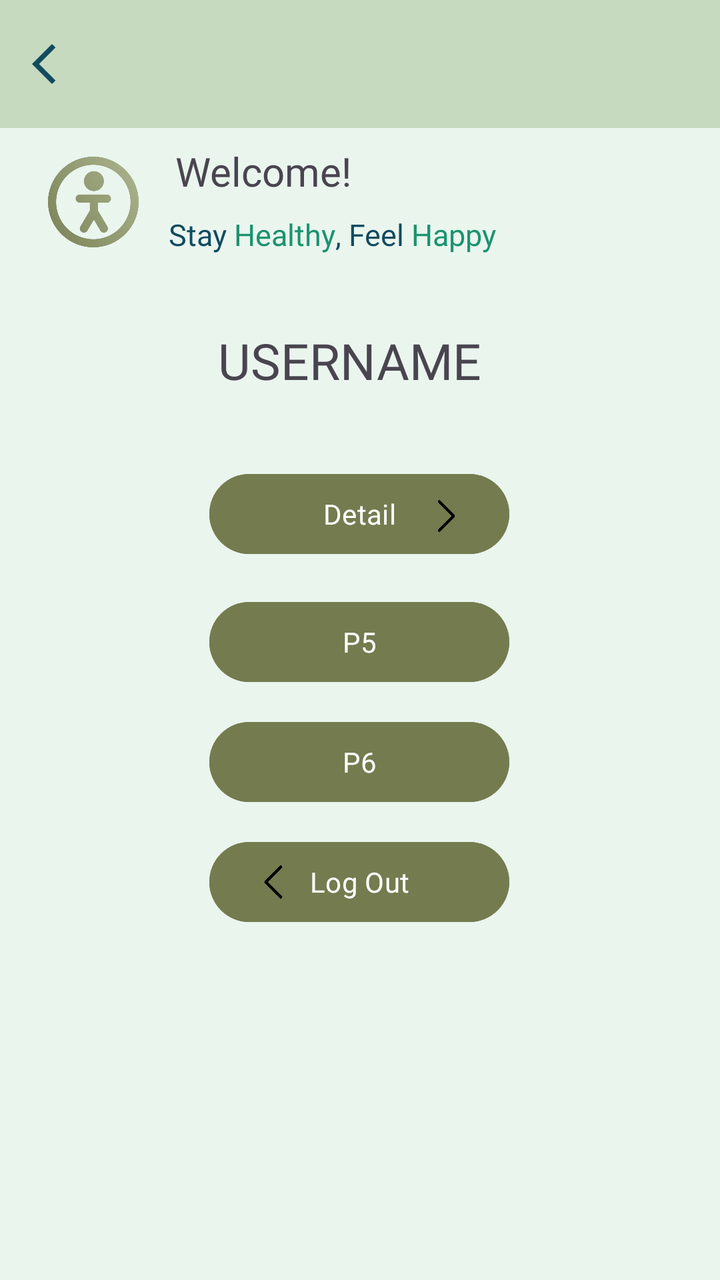
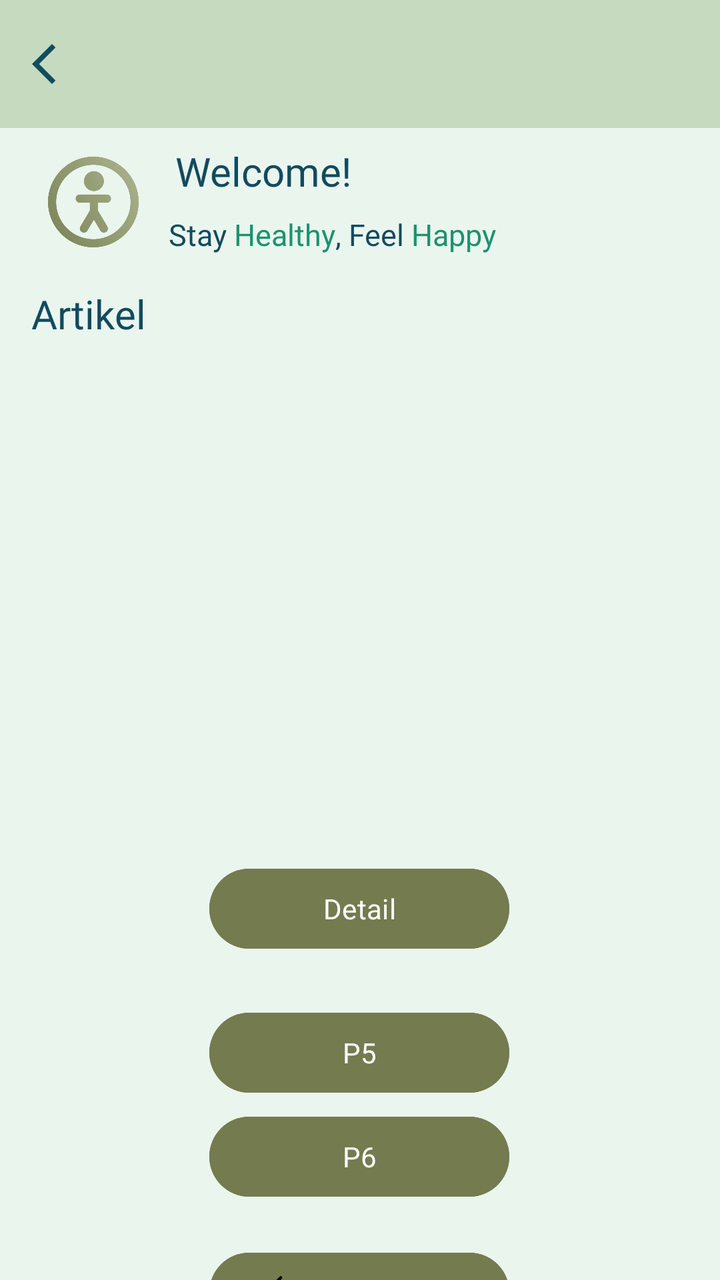

Before-and-after screenshots of an Android layout around one commit, followed by the original layout XML and the change that was made.
<!-- AndroidManifest.xml: application theme Theme.Sherine_TIA -->
<!-- res/layout/fragment_home.xml -->
<?xml version="1.0" encoding="utf-8"?>
<androidx.constraintlayout.widget.ConstraintLayout xmlns:android="http://schemas.android.com/apk/res/android"
    xmlns:app="http://schemas.android.com/apk/res-auto"
    xmlns:tools="http://schemas.android.com/tools"
    android:layout_width="match_parent"
    android:layout_height="match_parent"
    android:background="@color/bgColour"
    tools:context=".Home.HomeFragment">

    <androidx.appcompat.widget.Toolbar
        android:id="@+id/toolbar"
        android:layout_width="match_parent"
        android:layout_height="?attr/actionBarSize"
        android:background="@color/lightGreen"
        android:theme="@style/ThemeOverlay.AppCompat.Dark.ActionBar"
        app:layout_constraintEnd_toEndOf="parent"
        app:layout_constraintStart_toStartOf="parent"
        app:layout_constraintTop_toTopOf="parent"
        app:navigationIcon="@drawable/outline_arrow_back"
        app:popupTheme="@style/ThemeOverlay.AppCompat.Light"
        app:subtitleTextColor="@color/black"
        app:titleTextColor="@color/blue" />


    <TextView
        android:id="@+id/txtUsername"
        android:layout_width="wrap_content"
        android:layout_height="wrap_content"
        android:layout_marginTop="8dp"
        android:fontFamily="@font/nunito_regular"
        android:text="@string/tagline"
        android:textSize="15sp"
        app:layout_constraintEnd_toEndOf="parent"
        app:layout_constraintHorizontal_bias="0.04"
        app:layout_constraintStart_toEndOf="@+id/imageView4"
        app:layout_constraintTop_toBottomOf="@+id/txtWelcome" />

    <TextView
        android:id="@+id/username"
        android:layout_width="wrap_content"
        android:layout_height="wrap_content"
        android:layout_marginTop="36dp"
        android:fontFamily="@font/cinzel_regular"
        android:text="USERNAME"
        android:textSize="25dp"
        app:layout_constraintEnd_toEndOf="parent"
        app:layout_constraintHorizontal_bias="0.477"
        app:layout_constraintStart_toStartOf="parent"
        app:layout_constraintTop_toBottomOf="@+id/txtUsername" />

    <TextView
        android:id="@+id/txtWelcome"
        android:layout_width="wrap_content"
        android:layout_height="wrap_content"
        android:layout_marginStart="8dp"
        android:fontFamily="@font/nunito_regular"
        android:text="Welcome!"
        android:textSize="20dp"
        app:layout_constraintBottom_toBottomOf="@+id/imageView4"
        app:layout_constraintStart_toEndOf="@+id/imageView4"
        app:layout_constraintTop_toTopOf="@+id/imageView4"
        app:layout_constraintVertical_bias="0.0" />

    <Button
        android:id="@+id/btnDetail"
        android:layout_width="150dp"
        android:layout_height="wrap_content"
        android:layout_marginTop="36dp"
        android:backgroundTint="@color/button"
        android:fontFamily="@font/godofwar"
        android:text="Detail"
        app:layout_constraintEnd_toEndOf="parent"
        app:layout_constraintHorizontal_bias="0.498"
        app:layout_constraintStart_toStartOf="parent"
        app:layout_constraintTop_toBottomOf="@+id/username" />

    <Button
        android:id="@+id/btnP5"
        android:layout_width="150dp"
        android:layout_height="wrap_content"
        android:layout_marginTop="16dp"
        android:backgroundTint="@color/button"
        android:fontFamily="@font/godofwar"
        android:text="P5"
        app:layout_constraintEnd_toEndOf="parent"
        app:layout_constraintHorizontal_bias="0.498"
        app:layout_constraintStart_toStartOf="parent"
        app:layout_constraintTop_toBottomOf="@+id/btnDetail" />

    <Button
        android:id="@+id/btnP6"
        android:layout_width="150dp"
        android:layout_height="wrap_content"
        android:layout_marginTop="12dp"
        android:backgroundTint="@color/button"
        android:fontFamily="@font/godofwar"
        android:text="P6"
        app:layout_constraintEnd_toEndOf="parent"
        app:layout_constraintHorizontal_bias="0.498"
        app:layout_constraintStart_toStartOf="parent"
        app:layout_constraintTop_toBottomOf="@+id/btnP5" />

    <Button
        android:id="@+id/btnLogOut"
        android:layout_width="150dp"
        android:layout_height="wrap_content"
        android:layout_marginTop="12dp"
        android:backgroundTint="@color/button"
        android:fontFamily="@font/godofwar"
        android:text="Log Out"
        app:layout_constraintEnd_toEndOf="parent"
        app:layout_constraintHorizontal_bias="0.498"
        app:layout_constraintStart_toStartOf="parent"
        app:layout_constraintTop_toBottomOf="@+id/btnP6" />

    <ImageView
        android:id="@+id/imageView5"
        android:layout_width="24dp"
        android:layout_height="48dp"
        android:layout_marginStart="20dp"
        android:rotation="90"
        app:layout_constraintBottom_toBottomOf="@+id/btnLogOut"
        app:layout_constraintStart_toStartOf="@+id/btnLogOut"
        app:layout_constraintTop_toTopOf="@+id/btnLogOut"
        app:layout_constraintVertical_bias="0.0"
        app:srcCompat="@drawable/arrow" />

    <ImageView
        android:id="@+id/imageView7"
        android:layout_width="23dp"
        android:layout_height="46dp"
        android:layout_marginEnd="20dp"
        android:rotation="-90"
        app:layout_constraintBottom_toBottomOf="@+id/btnDetail"
        app:layout_constraintEnd_toEndOf="@+id/btnDetail"
        app:layout_constraintTop_toTopOf="@+id/btnDetail"
        app:layout_constraintVertical_bias="1.0"
        app:srcCompat="@drawable/arrow" />

    <ImageView
        android:id="@+id/imageView4"
        android:layout_width="66dp"
        android:layout_height="58dp"
        android:layout_marginTop="8dp"
        android:src="@drawable/user"
        app:layout_constraintEnd_toEndOf="parent"
        app:layout_constraintHorizontal_bias="0.046"
        app:layout_constraintStart_toStartOf="parent"
        app:layout_constraintTop_toBottomOf="@+id/toolbar" />

</androidx.constraintlayout.widget.ConstraintLayout>
<!-- resources referenced by this layout -->
<resources>
  <color name="bgColour">#EAF5EE</color>
  <color name="black">#FF000000</color>
  <color name="blue">#114B5F</color>
  <color name="button">#747B4F</color>
  <color name="lightGreen">#C6DABF</color>
  <!-- drawable arrow: png bitmap (drawable, 2806 bytes) -->
  <!-- drawable outline_arrow_back (drawable) -->
  <vector xmlns:android="http://schemas.android.com/apk/res/android" android:autoMirrored="true" android:height="24dp" android:tint="#114B5F" android:viewportHeight="960" android:viewportWidth="960" android:width="24dp">
        
      <path android:fillColor="@android:color/white" android:pathData="M400,880L0,480L400,80L471,151L142,480L471,809L400,880Z"/>
      
  </vector>
  <!-- drawable user: png bitmap (drawable, 34013 bytes) -->
  <string name="tagline"><font color="#114B5F">Stay </font><font color="#1A936F">Healthy</font><font color="#114B5F">, Feel </font><font color="#1A936F">Happy</font></string>
  <style name="Theme.Sherine_TIA" parent="Base.Theme.Sherine_TIA" />
  <style name="Base.Theme.Sherine_TIA" parent="Theme.Material3.DayNight.NoActionBar">
          
          
      </style>
</resources>

<!-- the commit's change to res/layout/fragment_home.xml (unified diff, before → after) -->
@@ -1,5 +1,5 @@
 <?xml version="1.0" encoding="utf-8"?>
-<androidx.constraintlayout.widget.ConstraintLayout xmlns:android="http://schemas.android.com/apk/res/android"
+    <androidx.constraintlayout.widget.ConstraintLayout xmlns:android="http://schemas.android.com/apk/res/android"
     xmlns:app="http://schemas.android.com/apk/res-auto"
     xmlns:tools="http://schemas.android.com/tools"
     android:layout_width="match_parent"
@@ -21,7 +21,6 @@
         app:subtitleTextColor="@color/black"
         app:titleTextColor="@color/blue" />
 
-
     <TextView
         android:id="@+id/txtUsername"
         android:layout_width="wrap_content"
@@ -36,15 +35,16 @@
         app:layout_constraintTop_toBottomOf="@+id/txtWelcome" />
 
     <TextView
-        android:id="@+id/username"
+        android:id="@+id/txtArticle"
         android:layout_width="wrap_content"
         android:layout_height="wrap_content"
-        android:layout_marginTop="36dp"
-        android:fontFamily="@font/cinzel_regular"
-        android:text="USERNAME"
-        android:textSize="25dp"
+        android:layout_marginTop="16dp"
+        android:fontFamily="@font/sora_semibold"
+        android:text="Artikel"
+        android:textColor="@color/blue"
+        android:textSize="20dp"
         app:layout_constraintEnd_toEndOf="parent"
-        app:layout_constraintHorizontal_bias="0.477"
+        app:layout_constraintHorizontal_bias="0.052"
         app:layout_constraintStart_toStartOf="parent"
         app:layout_constraintTop_toBottomOf="@+id/txtUsername" />
 
@@ -56,55 +56,17 @@
         android:fontFamily="@font/nunito_regular"
         android:text="Welcome!"
         android:textSize="20dp"
+        android:textColor="@color/blue"
         app:layout_constraintBottom_toBottomOf="@+id/imageView4"
         app:layout_constraintStart_toEndOf="@+id/imageView4"
         app:layout_constraintTop_toTopOf="@+id/imageView4"
         app:layout_constraintVertical_bias="0.0" />
 
     <Button
-        android:id="@+id/btnDetail"
-        android:layout_width="150dp"
-        android:layout_height="wrap_content"
-        android:layout_marginTop="36dp"
-        android:backgroundTint="@color/button"
-        android:fontFamily="@font/godofwar"
-        android:text="Detail"
-        app:layout_constraintEnd_toEndOf="parent"
-        app:layout_constraintHorizontal_bias="0.498"
-        app:layout_constraintStart_toStartOf="parent"
-        app:layout_constraintTop_toBottomOf="@+id/username" />
-
-    <Button
-        android:id="@+id/btnP5"
-        android:layout_width="150dp"
-        android:layout_height="wrap_content"
-        android:layout_marginTop="16dp"
-        android:backgroundTint="@color/button"
-        android:fontFamily="@font/godofwar"
-        android:text="P5"
-        app:layout_constraintEnd_toEndOf="parent"
-        app:layout_constraintHorizontal_bias="0.498"
-        app:layout_constraintStart_toStartOf="parent"
-        app:layout_constraintTop_toBottomOf="@+id/btnDetail" />
-
-    <Button
-        android:id="@+id/btnP6"
-        android:layout_width="150dp"
-        android:layout_height="wrap_content"
-        android:layout_marginTop="12dp"
-        android:backgroundTint="@color/button"
-        android:fontFamily="@font/godofwar"
-        android:text="P6"
-        app:layout_constraintEnd_toEndOf="parent"
-        app:layout_constraintHorizontal_bias="0.498"
-        app:layout_constraintStart_toStartOf="parent"
-        app:layout_constraintTop_toBottomOf="@+id/btnP5" />
-
-    <Button
         android:id="@+id/btnLogOut"
         android:layout_width="150dp"
         android:layout_height="wrap_content"
-        android:layout_marginTop="12dp"
+        android:layout_marginTop="20dp"
         android:backgroundTint="@color/button"
         android:fontFamily="@font/godofwar"
         android:text="Log Out"
@@ -112,18 +74,6 @@
         app:layout_constraintHorizontal_bias="0.498"
         app:layout_constraintStart_toStartOf="parent"
         app:layout_constraintTop_toBottomOf="@+id/btnP6" />
-
-    <ImageView
-        android:id="@+id/imageView5"
-        android:layout_width="24dp"
-        android:layout_height="48dp"
-        android:layout_marginStart="20dp"
-        android:rotation="90"
-        app:layout_constraintBottom_toBottomOf="@+id/btnLogOut"
-        app:layout_constraintStart_toStartOf="@+id/btnLogOut"
-        app:layout_constraintTop_toTopOf="@+id/btnLogOut"
-        app:layout_constraintVertical_bias="0.0"
-        app:srcCompat="@drawable/arrow" />
 
     <ImageView
         android:id="@+id/imageView7"
@@ -138,6 +88,57 @@
         app:srcCompat="@drawable/arrow" />
 
     <ImageView
+        android:id="@+id/imageView5"
+        android:layout_width="24dp"
+        android:layout_height="48dp"
+        android:layout_marginStart="20dp"
+        android:rotation="90"
+        app:layout_constraintBottom_toBottomOf="@+id/btnLogOut"
+        app:layout_constraintStart_toStartOf="@+id/btnLogOut"
+        app:layout_constraintTop_toTopOf="@+id/btnLogOut"
+        app:layout_constraintVertical_bias="0.0"
+        app:srcCompat="@drawable/arrow" />
+
+    <Button
+        android:id="@+id/btnP5"
+        android:layout_width="150dp"
+        android:layout_height="wrap_content"
+        android:layout_marginTop="24dp"
+        android:backgroundTint="@color/button"
+        android:fontFamily="@font/godofwar"
+        android:text="P5"
+        app:layout_constraintEnd_toEndOf="parent"
+        app:layout_constraintHorizontal_bias="0.498"
+        app:layout_constraintStart_toStartOf="parent"
+        app:layout_constraintTop_toBottomOf="@+id/btnDetail" />
+
+    <Button
+        android:id="@+id/btnDetail"
+        android:layout_width="150dp"
+        android:layout_height="wrap_content"
+        android:layout_marginTop="260dp"
+        android:backgroundTint="@color/button"
+        android:fontFamily="@font/godofwar"
+        android:text="Detail"
+        app:layout_constraintEnd_toEndOf="parent"
+        app:layout_constraintHorizontal_bias="0.498"
+        app:layout_constraintStart_toStartOf="parent"
+        app:layout_constraintTop_toBottomOf="@+id/txtArticle" />
+
+    <Button
+        android:id="@+id/btnP6"
+        android:layout_width="150dp"
+        android:layout_height="wrap_content"
+        android:layout_marginTop="4dp"
+        android:backgroundTint="@color/button"
+        android:fontFamily="@font/godofwar"
+        android:text="P6"
+        app:layout_constraintEnd_toEndOf="parent"
+        app:layout_constraintHorizontal_bias="0.498"
+        app:layout_constraintStart_toStartOf="parent"
+        app:layout_constraintTop_toBottomOf="@+id/btnP5" />
+
+    <ImageView
         android:id="@+id/imageView4"
         android:layout_width="66dp"
         android:layout_height="58dp"
